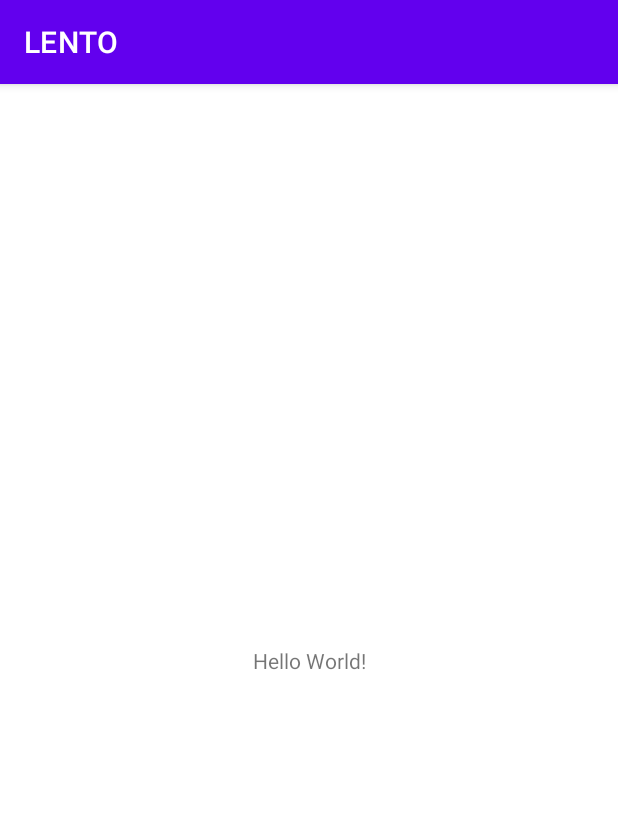
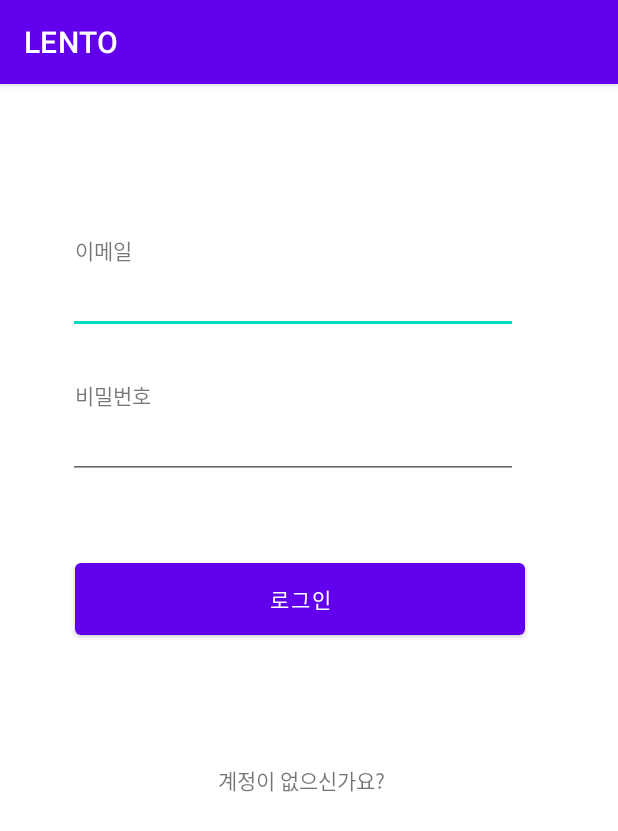
Before and after one commit to yoonsu417/LENTO, an Android app: the screen it shows after launch (MainActivity), on a phone screen of 412 x 824 dp. Shown: the top 831 px of the screen. Run offline under Robolectric (Android 15) with nearby library versions, the phone set to English and light mode, and no system bars.

Commit message:
로그인 화면 틀, 회원가입 화면 틀, 로그인 -> 회원가입 이동

```diff
--- a/app/src/main/java/com/example/lento/MainActivity.java
+++ b/app/src/main/java/com/example/lento/MainActivity.java
@@ -1,17 +1,35 @@
 package com.example.lento;
 
 import android.os.Bundle;
+import android.view.View;
+import android.widget.Button;
+import android.widget.EditText;
+import android.widget.TextView;
 
 import androidx.appcompat.app.AppCompatActivity;
 
 public class MainActivity extends AppCompatActivity {
 
-    public static void main(String[] args) {
-        System.out.println("test 코드");
-    }
+    EditText InputEmail, InputPw;
     @Override
     protected void onCreate(Bundle savedInstanceState) {
         super.onCreate(savedInstanceState);
-        setContentView(R.layout.activity_main);
+        setContentView(R.layout.activity_login);
+
+        //이메일, 비밀번호 입력
+        InputEmail = (EditText) findViewById(R.id.InputEmail);
+        InputPw = (EditText) findViewById(R.id.InputPw);
+
+
+        // 계정이 없으신가요? 눌렀을 때 회원가입 화면으로 이동
+        TextView NoAccount;
+        NoAccount = (TextView) findViewById(R.id.account);
+        NoAccount.setOnClickListener(new View.OnClickListener(){
+            public void onClick(View v){
+                setContentView(R.layout.activity_join);
+            }
+        });
+
+
     }
 }
--- /dev/null
+++ b/app/src/main/res/layout/activity_login.xml
@@ -0,0 +1,52 @@
+<?xml version="1.0" encoding="utf-8"?>
+<LinearLayout xmlns:android="http://schemas.android.com/apk/res/android"
+    xmlns:tools="http://schemas.android.com/tools"
+    android:layout_width="match_parent"
+    android:layout_height="match_parent"
+    android:orientation="vertical">
+
+    <TextView
+        android:id="@+id/LoginEmail"
+        android:layout_width="wrap_content"
+        android:layout_height="wrap_content"
+        android:layout_marginLeft="50dp"
+        android:layout_marginTop="100dp"
+        android:text="이메일" />
+
+    <EditText
+        android:id="@+id/InputEmail"
+        android:layout_width="300dp"
+        android:layout_height="wrap_content"
+        android:layout_marginLeft="45dp"/>
+
+    <TextView
+        android:id="@+id/LoginPw"
+        android:layout_width="wrap_content"
+        android:layout_height="wrap_content"
+        android:layout_marginLeft="50dp"
+        android:layout_marginTop="30dp"
+        android:text="비밀번호" />
+
+    <EditText
+        android:id="@+id/InputPw"
+        android:layout_width="300dp"
+        android:layout_height="wrap_content"
+        android:layout_marginLeft="45dp"/>
+
+    <Button
+        android:id="@+id/loginBt"
+        android:layout_width="300dp"
+        android:layout_height="60dp"
+        android:layout_marginLeft="50dp"
+        android:layout_marginTop="50dp"
+        android:text="로그인" />
+
+    <TextView
+        android:id="@+id/account"
+        android:layout_width="wrap_content"
+        android:layout_height="wrap_content"
+        android:text="계정이 없으신가요?"
+        android:layout_marginTop="80dp"
+        android:layout_marginLeft="145dp"/>
+
+</LinearLayout>
```
Also changed, not shown: app/src/main/res/layout/activity_join.xml (added, +57 -0 lines).
